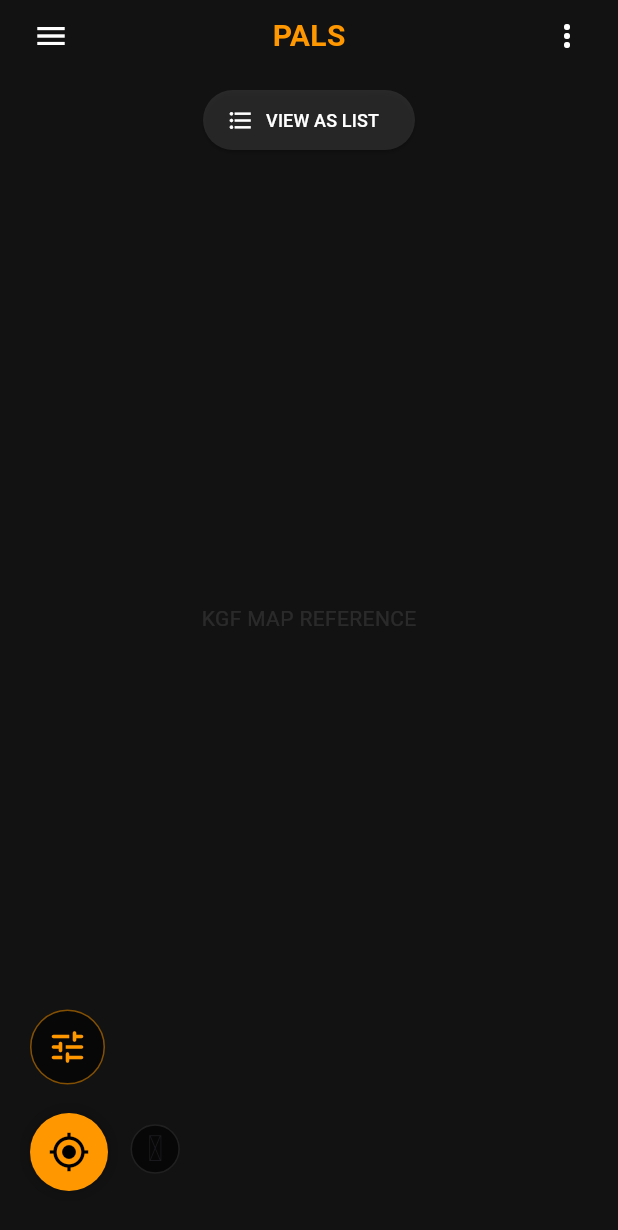
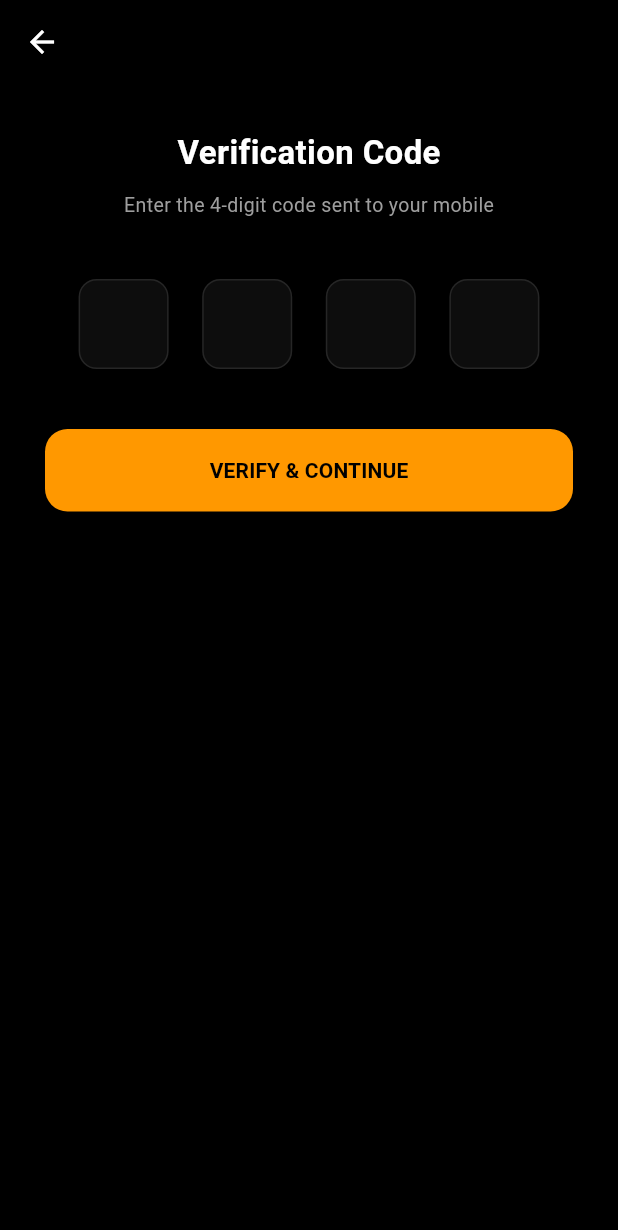
Before and after one commit to yashwyneric/Pals_Project, a Flutter app: the screen it shows after launch, after a tap on "SEND OTP", on a phone screen of 412 x 824 dp. Shown: the top 1230 px of the screen. Run offline on Flutter 3.47's test engine with Material 3 defaults, Android fonts, the phone set to English and light mode, and no system bars; our stand-ins replace google_maps_flutter, shared_preferences; missing offline and left inert: dart:html.

Commit message:
DEPLOY: Full Customer App flow with 🫰 Finger Heart and OTP

```diff
--- a/pals_customer_app/lib/main.dart
+++ b/pals_customer_app/lib/main.dart
@@ -2,10 +2,56 @@ import 'package:flutter/material.dart';
 
 void main() => runApp(const MaterialApp(home: PalsCustomerApp(), debugShowCheckedModeBanner: false));
 
-// --- THE LOGIN STATION ---
+class PalsCustomerApp extends StatefulWidget {
+  const PalsCustomerApp({super.key});
+  @override
+  State<PalsCustomerApp> createState() => _PalsCustomerAppState();
+}
+
+class _PalsCustomerAppState extends State<PalsCustomerApp> {
+  bool _isMapReady = false;
+  bool _isLoggedIn = false;
+  bool _otpSent = false;
+  bool _isOnline = true;
+
+  @override
+  void initState() {
+    super.initState();
+    // Simulate initial loading/searching time (The Puff)
+    Future.delayed(const Duration(seconds: 4), () {
+      if (mounted) setState(() => _isMapReady = true);
+    });
+  }
+
+  @override
+  Widget build(BuildContext context) {
+    // 1. Connectivity Guard
+    if (!_isOnline) return OfflineScreen(onRetry: () => setState(() => _isOnline = true));
+
+    // 2. The Radar Splash
+    if (!_isMapReady) return const RadarSplash();
+
+    // 3. Login Flow (Login -> OTP -> Map)
+    if (!_isLoggedIn) {
+      if (!_otpSent) {
+        return LoginScreen(onSendOTP: () => setState(() => _otpSent = true));
+      } else {
+        return OTPScreen(
+          onVerify: () => setState(() => _isLoggedIn = true),
+          onBack: () => setState(() => _otpSent = false),
+        );
+      }
+    }
+
+    // 4. The Map Screen
+    return const MapScreen();
+  }
+}
+
+// --- LOGIN SCREEN ---
 class LoginScreen extends StatelessWidget {
-  final VoidCallback onLoginSuccess;
-  const LoginScreen({super.key, required this.onLoginSuccess});
+  final VoidCallback onSendOTP;
+  const LoginScreen({super.key, required this.onSendOTP});
 
   @override
   Widget build(BuildContext context) {
@@ -19,10 +65,9 @@ class LoginScreen extends StatelessWidget {
             const Text("🫰", style: TextStyle(fontSize: 80)),
             const SizedBox(height: 20),
             const Text("WELCOME TO PALS", style: TextStyle(color: Colors.white, fontSize: 24, fontWeight: FontWeight.bold, letterSpacing: 2)),
-            const SizedBox(height: 10),
-            const Text("Enter your mobile number to continue", style: TextStyle(color: Colors.grey, fontSize: 12)),
             const SizedBox(height: 40),
             TextField(
+              keyboardType: TextInputType.phone,
               style: const TextStyle(color: Colors.white),
               decoration: InputDecoration(
                 hintText: "Phone Number",
@@ -36,7 +81,7 @@ class LoginScreen extends StatelessWidget {
             const SizedBox(height: 20),
             ElevatedButton(
               style: ElevatedButton.styleFrom(backgroundColor: Colors.orange, minimumSize: const Size(double.infinity, 55), shape: RoundedRectangleBorder(borderRadius: BorderRadius.circular(15))),
-              onPressed: onLoginSuccess,
+              onPressed: onSendOTP,
               child: const Text("SEND OTP", style: TextStyle(color: Colors.black, fontWeight: FontWeight.bold)),
             ),
           ],
@@ -46,11 +91,52 @@ class LoginScreen extends StatelessWidget {
   }
 }
 
-// --- THE OFFLINE STATION ---
+// --- OTP SCREEN ---
+class OTPScreen extends StatelessWidget {
+  final VoidCallback onVerify;
+  final VoidCallback onBack;
+  const OTPScreen({super.key, required this.onVerify, required this.onBack});
+
+  @override
+  Widget build(BuildContext context) {
+    return Scaffold(
+      backgroundColor: Colors.black,
+      appBar: AppBar(backgroundColor: Colors.transparent, elevation: 0, leading: IconButton(icon: const Icon(Icons.arrow_back, color: Colors.white), onPressed: onBack)),
+      body: Padding(
+        padding: const EdgeInsets.all(30.0),
+        child: Column(
+          children: [
+            const Text("Verification Code", style: TextStyle(color: Colors.white, fontSize: 22, fontWeight: FontWeight.bold)),
+            const SizedBox(height: 10),
+            const Text("Enter the 4-digit code sent to your mobile", style: TextStyle(color: Colors.grey, fontSize: 13)),
+            const SizedBox(height: 40),
+            Row(
+              mainAxisAlignment: MainAxisAlignment.spaceEvenly,
+              children: List.generate(4, (index) => _otpBox()),
+            ),
+            const SizedBox(height: 40),
+            ElevatedButton(
+              style: ElevatedButton.styleFrom(backgroundColor: Colors.orange, minimumSize: const Size(double.infinity, 55), shape: RoundedRectangleBorder(borderRadius: BorderRadius.circular(15))),
+              onPressed: onVerify,
+              child: const Text("VERIFY & CONTINUE", style: TextStyle(color: Colors.black, fontWeight: FontWeight.bold)),
+            ),
+          ],
+        ),
+      ),
+    );
+  }
+
+  Widget _otpBox() => Container(
+    width: 60, height: 60,
+    decoration: BoxDecoration(color: Colors.white.withOpacity(0.05), borderRadius: BorderRadius.circular(12), border: Border.all(color: Colors.white10)),
+    child: const Center(child: TextField(textAlign: TextAlign.center, keyboardType: TextInputType.number, style: TextStyle(color: Colors.orange, fontSize: 24, fontWeight: FontWeight.bold), decoration: InputDecoration(border: InputBorder.none))),
+  );
+}
+
+// --- OFFLINE SCREEN ---
 class OfflineScreen extends StatelessWidget {
   final VoidCallback onRetry;
   const OfflineScreen({super.key, required this.onRetry});
-
   @override
   Widget build(BuildContext context) {
     return Scaffold(
@@ -60,17 +146,8 @@ class OfflineScreen extends StatelessWidget {
           mainAxisAlignment: MainAxisAlignment.center,
           children: [
             const Icon(Icons.wifi_off_rounded, color: Colors.orange, size: 80),
-            const SizedBox(height: 20),
             const Text("CONNECTION LOST", style: TextStyle(color: Colors.white, fontSize: 20, fontWeight: FontWeight.bold)),
-            const Padding(
-              padding: EdgeInsets.symmetric(horizontal: 40, vertical: 10),
-              child: Text("It looks like you're offline. Check your data or Wi-Fi and try again.", textAlign: TextAlign.center, style: TextStyle(color: Colors.grey, fontSize: 14)),
-            ),
-            const SizedBox(height: 30),
-            TextButton(
-              onPressed: onRetry,
-              child: const Text("TRY AGAIN", style: TextStyle(color: Colors.orange, fontWeight: FontWeight.bold, letterSpacing: 2)),
-            ),
+            TextButton(onPressed: onRetry, child: const Text("TRY AGAIN", style: TextStyle(color: Colors.orange))),
           ],
         ),
       ),
@@ -78,35 +155,7 @@ class OfflineScreen extends StatelessWidget {
   }
 }
 
-class PalsCustomerApp extends StatefulWidget {
-  const PalsCustomerApp({super.key});
-  @override
-  State<PalsCustomerApp> createState() => _PalsCustomerAppState();
-}
-
-class _PalsCustomerAppState extends State<PalsCustomerApp> {
-  bool _isMapReady = false;
-  bool _isLoggedIn = false;
-  bool _isOnline = true;
-
-  @override
-  void initState() {
-    super.initState();
-    // THE PUFF TIMER: Ensures the radar searches for 4 seconds
-    Future.delayed(const Duration(seconds: 4), () {
-      if (mounted) setState(() => _isMapReady = true);
-    });
-  }
-
-  @override
-  Widget build(BuildContext context) {
-    if (!_isOnline) return OfflineScreen(onRetry: () => setState(() => _isOnline = true));
-    if (!_isMapReady) return const RadarSplash();
-    if (!_isLoggedIn) return LoginScreen(onLoginSuccess: () => setState(() => _isLoggedIn = true));
-    return const MapScreen();
-  }
-}
-
+// --- RADAR SPLASH ---
 class RadarSplash extends StatefulWidget {
   const RadarSplash({super.key});
   @override
@@ -121,10 +170,7 @@ class _RadarSplashState extends State<RadarSplash> with SingleTickerProviderStat
     _controller = AnimationController(vsync: this, duration: const Duration(seconds: 2))..repeat();
   }
   @override
-  void dispose() {
-    _controller.dispose();
-    super.dispose();
-  }
+  void dispose() { _controller.dispose(); super.dispose(); }
   @override
   Widget build(BuildContext context) {
     return Scaffold(
@@ -137,10 +183,7 @@ class _RadarSplashState extends State<RadarSplash> with SingleTickerProviderStat
               scale: Tween(begin: 0.8, end: 1.2).animate(CurvedAnimation(parent: _controller, curve: Curves.easeInOut)),
               child: FadeTransition(
                 opacity: Tween(begin: 1.0, end: 0.0).animate(_controller),
-                child: Container(
-                  width: 120, height: 120,
-                  decoration: BoxDecoration(shape: BoxShape.circle, border: Border.all(color: Colors.orange, width: 2)),
-                ),
+                child: Container(width: 120, height: 120, decoration: BoxDecoration(shape: BoxShape.circle, border: Border.all(color: Colors.orange, width: 2))),
               ),
             ),
             const SizedBox(height: 20),
@@ -153,56 +196,20 @@ class _RadarSplashState extends State<RadarSplash> with SingleTickerProviderStat
   }
 }
 
+// --- MAP SCREEN ---
 class MapScreen extends StatelessWidget {
   const MapScreen({super.key});
 
   @override
   Widget build(BuildContext context) {
     final GlobalKey<ScaffoldState> scaffoldKey = GlobalKey<ScaffoldState>();
-
     return Scaffold(
       key: scaffoldKey,
       backgroundColor: Colors.black,
-      drawer: Drawer(
-        backgroundColor: const Color(0xFF1A1A1A),
-        child: Column(
-          children: [
-            const UserAccountsDrawerHeader(
-              decoration: BoxDecoration(color: Colors.black),
-              currentAccountPicture: CircleAvatar(
-                backgroundColor: Colors.orange,
-                child: Text("🫰", style: TextStyle(fontSize: 30)),
-              ),
-              accountName: Text("Pals Member", style: TextStyle(fontWeight: FontWeight.bold)),
-              accountEmail: Text("GOLD STATUS", style: TextStyle(color: Colors.orange, fontSize: 10)),
-            ),
-            const Padding(
-              padding: EdgeInsets.all(16.0),
-              child: Align(alignment: Alignment.centerLeft, child: Text("PALS CLUB", style: TextStyle(color: Colors.grey, fontSize: 12, letterSpacing: 2))),
-            ),
-            _drawerItem(Icons.card_membership, "Membership Status", "Gold Tier"),
-            _drawerItem(Icons.confirmation_number_outlined, "My Coupons", "4 Active"),
-            _drawerItem(Icons.stars_rounded, "Reward Points", "1,250 pts"),
-            const Divider(color: Colors.white10),
-            _drawerItem(Icons.history, "My Orders", null),
-            _drawerItem(Icons.favorite_border, "Saved Carts", null),
-            const Spacer(),
-            Padding(
-              padding: const EdgeInsets.all(20.0),
-              child: ElevatedButton(
-                style: ElevatedButton.styleFrom(backgroundColor: Colors.orange, minimumSize: const Size(double.infinity, 50)),
-                onPressed: () {},
-                child: const Text("BECOME A VENDOR", style: TextStyle(color: Colors.black, fontWeight: FontWeight.bold)),
-              ),
-            ),
-            const Text("v1.0.0 - KGF Edition", style: TextStyle(color: Colors.white24, fontSize: 10)),
-            const SizedBox(height: 20),
-          ],
-        ),
-      ),
+      drawer: _buildDrawer(),
       body: Stack(
         children: [
-          Container(color: const Color(0xFF121212), child: const Center(child: Text("KGF MAP REFERENCE", style: TextStyle(color: Colors.white10)))),
+          const Center(child: Text("KGF MAP REFERENCE", style: TextStyle(color: Colors.white10))),
           SafeArea(
             child: Column(
               children: [
@@ -213,7 +220,7 @@ class MapScreen extends StatelessWidget {
                     children: [
                       IconButton(icon: const Icon(Icons.menu, color: Colors.white), onPressed: () => scaffoldKey.currentState?.openDrawer()),
                       const Text("PALS", style: TextStyle(color: Colors.orange, fontWeight: FontWeight.bold, fontSize: 20)),
-                      IconButton(icon: const Icon(Icons.more_vert, color: Colors.white), onPressed: () {}),
+                      const SizedBox(width: 48),
                     ],
                   ),
                 ),
@@ -221,7 +228,7 @@ class MapScreen extends StatelessWidget {
                 ElevatedButton.icon(
                   onPressed: () {},
                   icon: const Icon(Icons.format_list_bulleted, size: 18),
-                  label: const Text("VIEW AS LIST", style: TextStyle(fontSize: 12)),
+                  label: const Text("VIEW AS LIST"),
                   style: ElevatedButton.styleFrom(backgroundColor: Colors.white.withOpacity(0.1), foregroundColor: Colors.white, shape: RoundedRectangleBorder(borderRadius: BorderRadius.circular(20))),
                 ),
               ],
@@ -231,38 +238,14 @@ class MapScreen extends StatelessWidget {
             bottom: 30,
             left: 20,
             child: Column(
-              mainAxisSize: MainAxisSize.min,
-              crossAxisAlignment: CrossAxisAlignment.start,
               children: [
-                GestureDetector(
-                  onTap: () {},
-                  child: Container(
-                    padding: const EdgeInsets.all(10),
-                    decoration: BoxDecoration(color: Colors.black.withOpacity(0.6), shape: BoxShape.circle, border: Border.all(color: Colors.orange.withOpacity(0.5))),
-                    child: const Icon(Icons.tune_rounded, color: Colors.orange, size: 28),
-                  ),
-                ),
+                _clusterBtn(Icons.tune_rounded, false),
                 const SizedBox(height: 15),
                 Row(
-                  crossAxisAlignment: CrossAxisAlignment.end,
                   children: [
-                    GestureDetector(
-                      onTap: () {},
-                      child: Container(
-                        padding: const EdgeInsets.all(12),
-                        decoration: const BoxDecoration(color: Colors.orange, shape: BoxShape.circle, boxShadow: [BoxShadow(color: Colors.black26, blurRadius: 10)]),
-                        child: const Icon(Icons.my_location, color: Colors.black, size: 28),
-                      ),
-                    ),
+                    _clusterBtn(Icons.my_location, true),
                     const SizedBox(width: 15),
-                    GestureDetector(
-                      onTap: () {},
-                      child: Container(
-                        padding: const EdgeInsets.all(10),
-                        decoration: BoxDecoration(color: Colors.black.withOpacity(0.6), shape: BoxShape.circle, border: Border.all(color: Colors.white10)),
-                        child: const Text("🫰", style: TextStyle(fontSize: 24)),
-                      ),
-                    ),
+                    _clusterBtnText("🫰"),
                   ],
                 ),
               ],
@@ -273,12 +256,36 @@ class MapScreen extends StatelessWidget {
     );
   }
 
-  Widget _drawerItem(IconData icon, String title, String? trailing) {
-    return ListTile(
-      leading: Icon(icon, color: Colors.white70, size: 20),
-      title: Text(title, style: const TextStyle(color: Colors.white, fontSize: 14)),
-      trailing: trailing != null ? Text(trailing, style: const TextStyle(color: Colors.orange, fontSize: 12)) : null,
-      onTap: () {},
+  Widget _buildDrawer() {
+    return Drawer(
+      backgroundColor: const Color(0xFF1A1A1A),
+      child: Column(
+        children: [
+          const UserAccountsDrawerHeader(
+            decoration: BoxDecoration(color: Colors.black),
+            currentAccountPicture: CircleAvatar(backgroundColor: Colors.orange, child: Text("🫰")),
+            accountName: Text("Pals Member"),
+            accountEmail: Text("GOLD STATUS", style: TextStyle(color: Colors.orange, fontSize: 10)),
+          ),
+          ListTile(leading: const Icon(Icons.card_membership, color: Colors.white70), title: const Text("Membership", style: TextStyle(color: Colors.white)), onTap: () {}),
+          ListTile(leading: const Icon(Icons.confirmation_number_outlined, color: Colors.white70), title: const Text("Coupons", style: TextStyle(color: Colors.white)), onTap: () {}),
+          const Spacer(),
+          const Text("v1.0.0 - KGF Edition", style: TextStyle(color: Colors.white24, fontSize: 10)),
+          const SizedBox(height: 20),
+        ],
+      ),
     );
   }
-} // MapScreen ends here properly.
+
+  Widget _clusterBtn(IconData icon, bool orange) => Container(
+    padding: const EdgeInsets.all(12),
+    decoration: BoxDecoration(color: orange ? Colors.orange : Colors.black.withOpacity(0.6), shape: BoxShape.circle, border: orange ? null : Border.all(color: Colors.white10)),
+    child: Icon(icon, color: orange ? Colors.black : Colors.orange),
+  );
+
+  Widget _clusterBtnText(String text) => Container(
+    padding: const EdgeInsets.all(10),
+    decoration: BoxDecoration(color: Colors.black.withOpacity(0.6), shape: BoxShape.circle, border: Border.all(color: Colors.white10)),
+    child: Text(text, style: const TextStyle(fontSize: 24)),
+  );
+}
```
